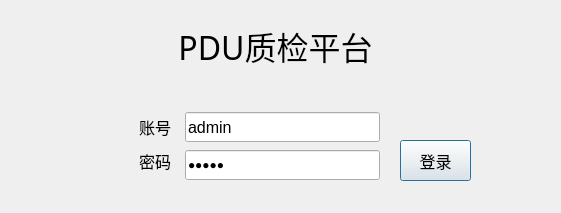
ChinaClever/PDU-Settings, file MasterCtrlSet/setups/users/usrlanddlg.ui: the form before one commit.
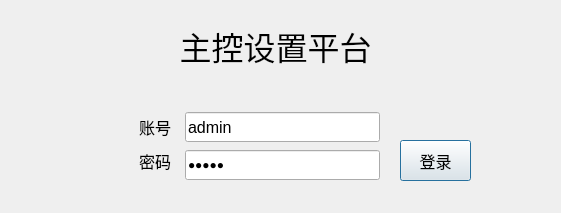
The form after the commit.

The edit to the form file:
```diff
--- a/MasterCtrlSet/setups/users/usrlanddlg.ui
+++ b/MasterCtrlSet/setups/users/usrlanddlg.ui
@@ -178,7 +178,7 @@
     <string notr="true"/>
    </property>
    <property name="text">
-    <string>PDU质检平台</string>
+    <string>主控设置平台</string>
    </property>
    <property name="alignment">
     <set>Qt::AlignCenter</set>
```
